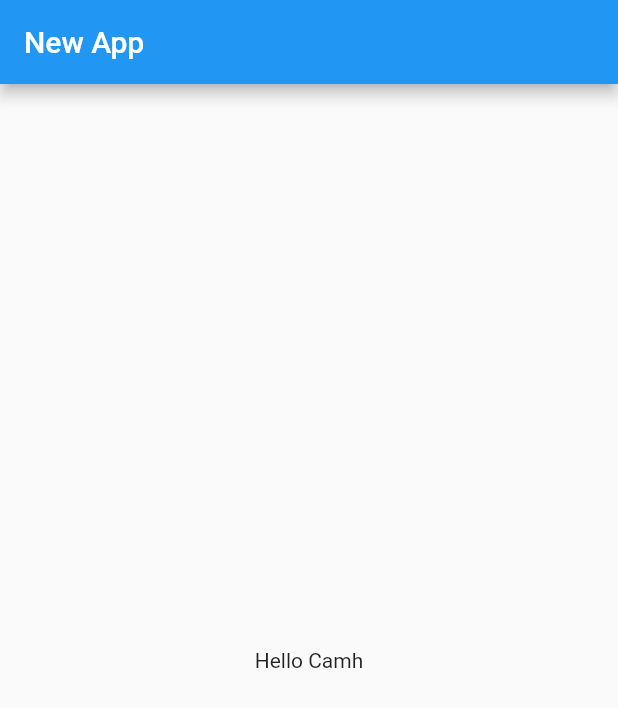
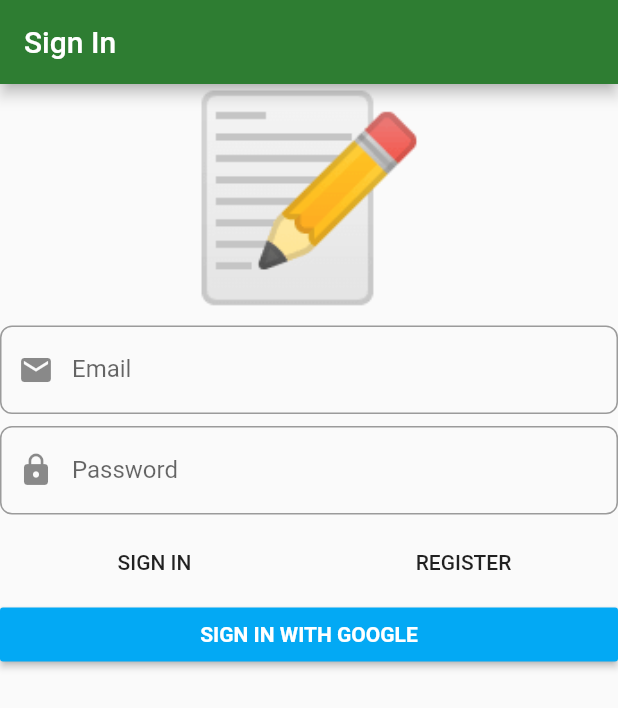
Before and after one commit to camh3190/firebase_notes_ddd_tutorial, a Flutter app: the screen it shows after launch, on a phone screen of 412 x 824 dp. Shown: the top 708 px of the screen. Run offline on Flutter 3.47's test engine with Material 2 defaults, Android fonts, the phone set to English and light mode, and no system bars; our stand-ins replace bloc, dartz, firebase_auth, flushbar, flutter_bloc, freezed_annotation and 3 more; accounts and stored records are empty; generated files the repository leaves out were written again.

Commit message:
clase 8 sign-in form UI

```diff
--- a/analysis_options.yaml
+++ b/analysis_options.yaml
@@ -1,6 +1,8 @@
 include: package:lint/analysis_options.yaml
 
 analyzer:
+  strong-mode:
+    implicit-casts: true
   errors:
     missing_required_param: error
     missing_return: error
--- a/lib/main.dart
+++ b/lib/main.dart
@@ -1,43 +1,9 @@
 import 'package:firebasenotesddd/injection.dart';
+import 'package:firebasenotesddd/presentation/core/app_widget.dart';
 import 'package:flutter/material.dart';
 import 'package:injectable/injectable.dart';
 
 void main() {
   configureInjection(Environment.prod);
-  runApp(MyApp());
+  runApp(AppWidget());
   }
-
-class MyApp extends StatelessWidget {
-  @override
-  Widget build(BuildContext context) {
-    return MaterialApp(
-      title: 'My New App',
-      theme: ThemeData(
-        primarySwatch: Colors.blue,
-        primaryColor: const Color(0xFF2196f3),
-        accentColor: const Color(0xFF2196f3),
-        canvasColor: const Color(0xFFfafafa),
-        fontFamily: 'Roboto',
-      ),
-      home: Home(),
-    );
-  }
-}
-
-class Home extends StatelessWidget {
-  const Home({Key key}) : super(key: key);
-
-  @override
-  Widget build(BuildContext context) {
-    return Scaffold(
-        appBar: AppBar(
-          title: Text('New App'),
-        ),
-        body: Center(
-          child: Container(
-            child: Text('Hello Camh'),
-          ),
-        ),
-      );
-  }
-}
--- /dev/null
+++ b/lib/presentation/core/app_widget.dart
@@ -0,0 +1,22 @@
+import 'package:firebasenotesddd/presentation/sign_in/sign_in_page.dart';
+import 'package:flutter/material.dart';
+
+class AppWidget extends StatelessWidget {
+  @override
+  Widget build(BuildContext context) {
+    return MaterialApp(
+      title: 'Notes',
+      home: SignInPage(),
+      debugShowCheckedModeBanner: false,
+      theme: ThemeData.light().copyWith(
+        primaryColor: Colors.green[800],
+        accentColor: Colors.blueAccent,
+        inputDecorationTheme: InputDecorationTheme(
+          border: OutlineInputBorder(
+            borderRadius: BorderRadius.circular(8),
+          ),
+        ),
+      ),
+    );
+  }
+}
--- /dev/null
+++ b/lib/presentation/sign_in/sign_in_page.dart
@@ -0,0 +1,21 @@
+import 'package:firebasenotesddd/application/auth/sign_in_form/bloc/sign_in_form_bloc.dart';
+import 'package:firebasenotesddd/injection.dart';
+import 'package:firebasenotesddd/presentation/sign_in/widgets/sign_in_form.dart';
+import 'package:flutter/cupertino.dart';
+import 'package:flutter/material.dart';
+import 'package:flutter_bloc/flutter_bloc.dart';
+
+class SignInPage extends StatelessWidget {
+  @override
+  Widget build(BuildContext context) {
+    return Scaffold(
+      appBar: AppBar(
+        title: const Text('Sign In'),
+      ),
+      body: BlocProvider(
+        create: (context) => getIt<SignInFormBloc>(),
+        child: SignInForm(),
+        ),
+    );
+  }
+}
--- /dev/null
+++ b/lib/presentation/sign_in/widgets/sign_in_form.dart
@@ -0,0 +1,135 @@
+import 'package:firebasenotesddd/application/auth/sign_in_form/bloc/sign_in_form_bloc.dart';
+import 'package:flushbar/flushbar_helper.dart';
+import 'package:flutter/material.dart';
+import 'package:flutter_bloc/flutter_bloc.dart';
+
+class SignInForm extends StatelessWidget {
+  @override
+  Widget build(BuildContext context) {
+    return BlocConsumer<SignInFormBloc, SignInFormState>(
+      listener: (context, state) {
+        state.authFailureOrSuccessOption.fold(
+          () {},
+          (either) => either.fold(
+            (failure) => {
+              FlushbarHelper.createError(
+                  message: failure.map(
+                    cancelledByUser: (_) => 'Cancelled',
+                    serverError: (_) => 'Server Error',
+                    emailAlreadyInUse: (_) => 'Email already in use',
+                    invalidEmailAndPasswordCombination: (_) =>
+                      'Invalid Email and Password combination',
+              ),).show(context)
+            },
+            (r) => {},
+          ),
+        );
+      },
+      builder: (context, state) {
+        return Form(
+          autovalidate: state.showErrorMessages,
+          child: ListView(
+            children: <Widget>[
+              const Text(
+                '📝',
+                textAlign: TextAlign.center,
+                style: TextStyle(fontSize: 130),
+              ),
+              const SizedBox(
+                height: 8,
+              ),
+              TextFormField(
+                decoration: const InputDecoration(
+                  prefixIcon: Icon(Icons.email),
+                  labelText: 'Email',
+                ),
+                autocorrect: false,
+                onChanged: (value) => context
+                    .bloc<SignInFormBloc>()
+                    .add(SignInFormEvent.emailChanged(value)),
+                validator: (_) => context
+                    .bloc<SignInFormBloc>()
+                    .state
+                    .emailAddress
+                    .value
+                    .fold(
+                      (f) => f.maybeMap(
+                        invalidEmail: (_) => 'Invalid Email',
+                        orElse: () => null,
+                      ),
+                      (_) => null,
+                    ),
+              ),
+              const SizedBox(
+                height: 8,
+              ),
+              TextFormField(
+                decoration: const InputDecoration(
+                  prefixIcon: Icon(Icons.lock),
+                  labelText: 'Password',
+                ),
+                autocorrect: false,
+                obscureText: true,
+                onChanged: (value) => context
+                    .bloc<SignInFormBloc>()
+                    .add(SignInFormEvent.passwordChanged(value)),
+                validator: (_) =>
+                    context.bloc<SignInFormBloc>().state.password.value.fold(
+                          (f) => f.maybeMap(
+                            shortPassword: (_) => 'Short Password',
+                            orElse: () => null,
+                          ),
+                          (_) => null,
+                        ),
+              ),
+              const SizedBox(
+                height: 8,
+              ),
+              Row(
+                children: <Widget>[
+                  Expanded(
+                    child: FlatButton(
+                      onPressed: () {
+                        context.bloc<SignInFormBloc>().add(
+                              const SignInFormEvent
+                                  .signInWithEmailAndPasswordPressed(),
+                            );
+                      },
+                      child: const Text('SIGN IN'),
+                    ),
+                  ),
+                  Expanded(
+                    child: FlatButton(
+                      onPressed: () {
+                        context.bloc<SignInFormBloc>().add(
+                              const SignInFormEvent
+                                  .registerWithEmailAndPasswordPressed(),
+                            );
+                      },
+                      child: const Text('REGISTER'),
+                    ),
+                  )
+                ],
+              ),
+              RaisedButton(
+                onPressed: () {
+                  context.bloc<SignInFormBloc>().add(
+                        const SignInFormEvent.signInWithGooglePressed(),
+                      );
+                },
+                color: Colors.lightBlue,
+                child: const Text(
+                  'SIGN IN WITH GOOGLE',
+                  style: TextStyle(
+                    color: Colors.white,
+                    fontWeight: FontWeight.bold,
+                  ),
+                ),
+              )
+            ],
+          ),
+        );
+      },
+    );
+  }
+}
```
Also changed, not shown: pubspec.yaml (+9 -9 lines), pubspec.lock.
